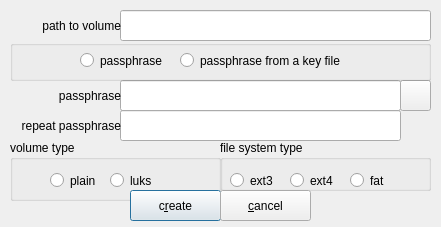
The window that zuluCrypt-gui/createpartition.ui (mhogomchungu/zuluCrypt) describes before a commit, drawn with Qt 5.
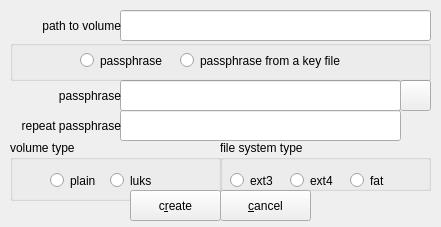
The same window after the commit.

Commit message: various random UI fixes

```diff
--- a/zuluCrypt-gui/createpartition.ui
+++ b/zuluCrypt-gui/createpartition.ui
@@ -146,7 +146,7 @@
     <bool>false</bool>
    </property>
    <property name="default">
-    <bool>true</bool>
+    <bool>false</bool>
    </property>
   </widget>
   <widget class="QPushButton" name="pbCancel">
```
The commit also changes 4 other files.
